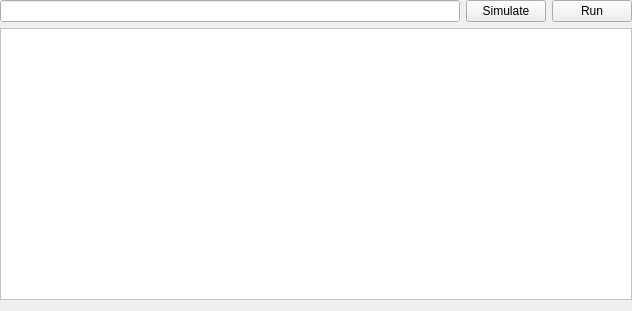
Before: the Qt Designer form nicos/clients/gui/panels/cmdbuilder.ui in mlz-ictrl/nicos, drawn with Qt 5.
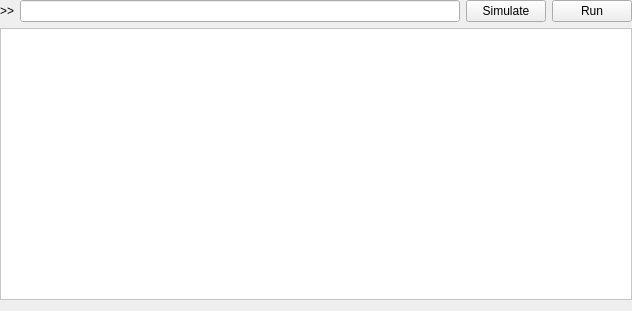
After: the same form once the commit is applied. Icons and pictures are not drawn. Custom widgets are drawn as their Qt base class.

Commit message:
GUI: CommandPanel: Add Client Mode label.
If the CommandPanel is used as primary input field instead of
ConsolePanel there has not been an indicator for the client mode.
@see: custom/jcns/guiconfig.py

The edit to the form file:
```diff
--- a/nicos/clients/gui/panels/cmdbuilder.ui
+++ b/nicos/clients/gui/panels/cmdbuilder.ui
@@ -25,6 +25,16 @@
    </property>
    <item>
     <layout class="QHBoxLayout" name="btnLayout">
+     <item>
+      <widget class="QLabel" name="label">
+       <property name="text">
+        <string>&gt;&gt;</string>
+       </property>
+       <property name="buddy">
+        <cstring>commandInput</cstring>
+       </property>
+      </widget>
+     </item>
      <item>
       <widget class="HistoryLineEdit" name="commandInput">
        <property name="sizePolicy">
```
The commit also changes 1 other file.
